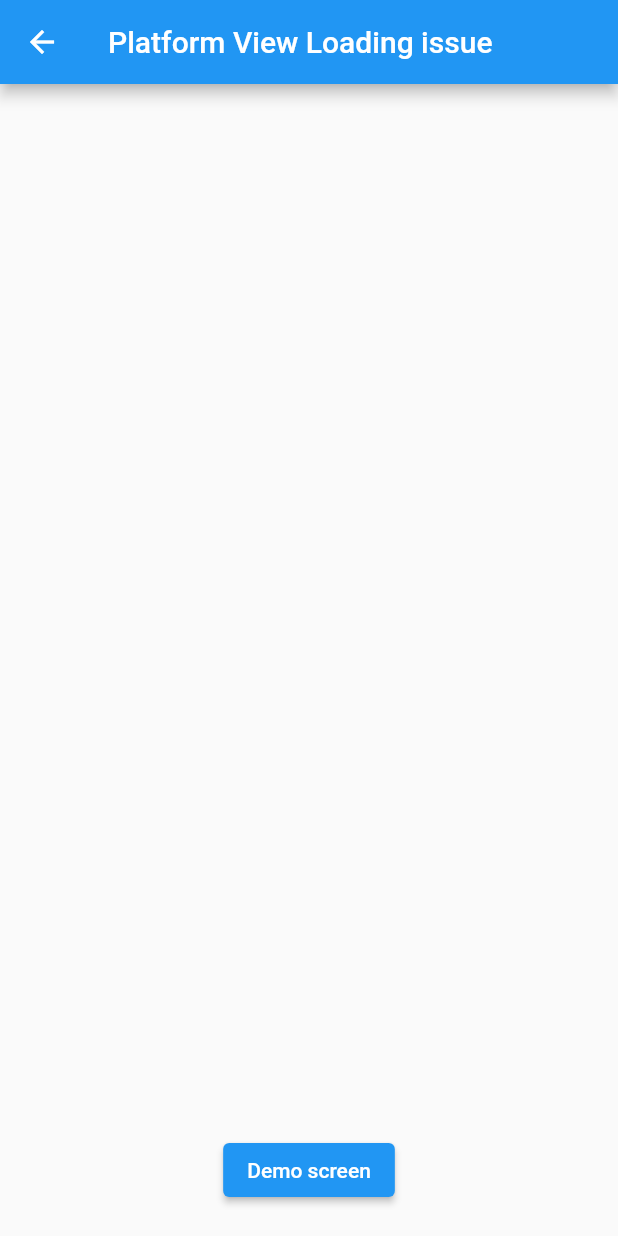
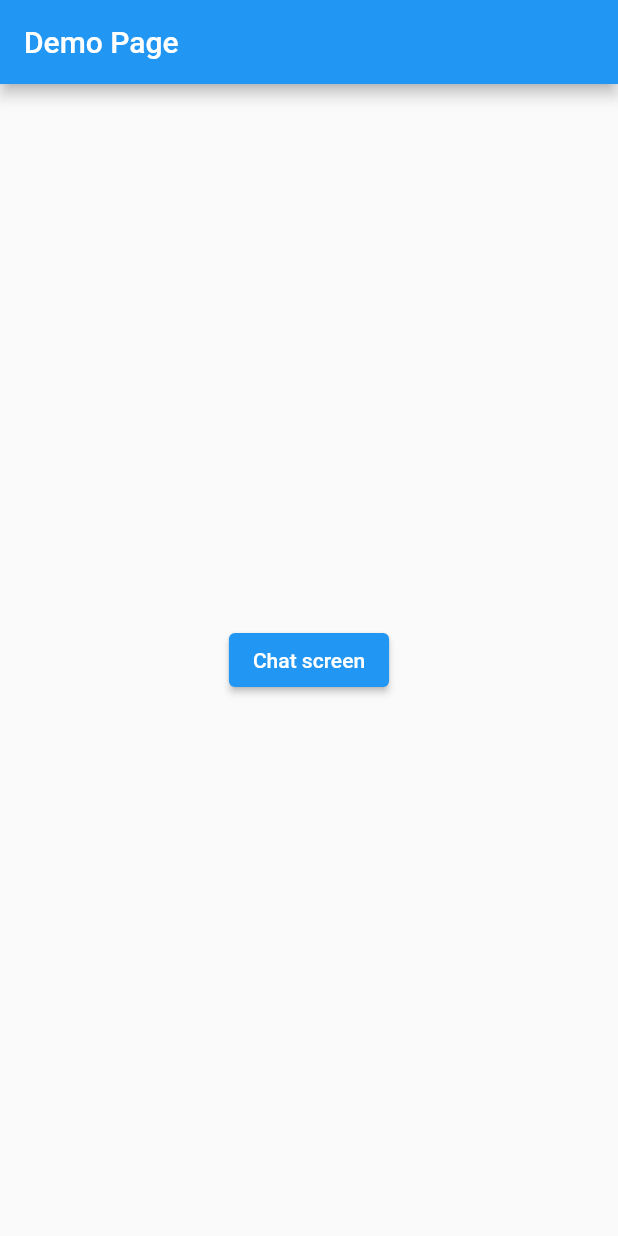
Before and after one commit to delfme/flutter-native-text-input-repo, a Flutter app: the HomePage screen opened directly, on a phone screen of 412 x 824 dp. Run offline on Flutter 3.47's test engine with Material 2 defaults, Android fonts, the phone set to English and light mode, and no system bars.

Commit message:
Update main.dart

```diff
--- a/lib/main.dart
+++ b/lib/main.dart
@@ -1,10 +1,14 @@
+import 'dart:ui';
+
 import 'package:flutter/cupertino.dart';
 import 'package:flutter/material.dart';
+import 'package:flutter/cupertino.dart';
+
 import 'demo_screen.dart';
-import 'package:flutter/services.dart';
-
 
 void main() {
+  WidgetsFlutterBinding.ensureInitialized();
+
   runApp(MyApp());
 }
 
@@ -19,8 +23,7 @@ class _MyAppState extends State<MyApp> {
   @override
   Widget build(BuildContext context) {
     return MaterialApp(
-      home: DemoScreen(),
-      theme: ThemeData(platform: TargetPlatform.android),
+      home: HomePage(),
     );
   }
 }
@@ -31,23 +34,21 @@ class HomePage extends StatelessWidget {
   Widget build(BuildContext context) {
     return Scaffold(
       appBar: AppBar(
-        title: const Text('Platform View Loading issue'),
+        title: const Text('Demo Page'),
       ),
-      body:  Column(
-      mainAxisAlignment: MainAxisAlignment.end,
-        children: <Widget>[
-          Center(
-            child: ElevatedButton(
-                onPressed: () {
-                  Navigator.of(context).push(
-                      MaterialPageRoute(builder: (_) => const DemoScreen()));
-                },
-                child: const Text('Demo screen')),
-          ),
-          const SizedBox(
-            height: 20,
-          ),
-        ],
+      body: Container(
+        width: double.infinity,
+        height: double.infinity,
+        child:Center(
+          child: ElevatedButton(
+            onPressed: () {
+              Navigator.push(
+                  context,
+                  CupertinoPageRoute(builder: (_) => DemoScreen())
+              );
+            },
+          child: const Text('Chat screen')),
+        ),
       ),
     );
   }
```
